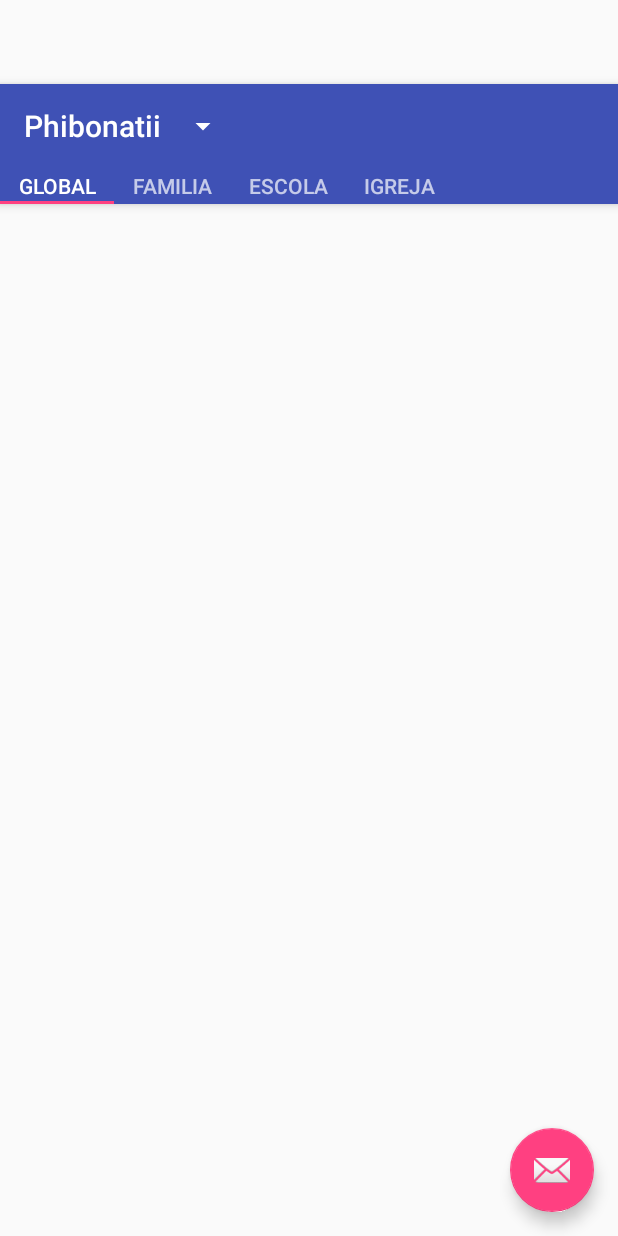
After one commit to dufarah73/phibonatii, an Android app: the layout activity_main.xml on its own in the app's theme, with its tools: preview values and no code run, on a phone screen of 412 x 824 dp. The commit adds this screen. Run offline under Robolectric (Android 15) with nearby library versions, the phone set to English and light mode, and no system bars.

Commit message:
refazendo main

```diff
--- a/app/src/main/java/br/com/phibonatii/phibonatii/LoginActivity.java
+++ b/app/src/main/java/br/com/phibonatii/phibonatii/LoginActivity.java
@@ -2,7 +2,6 @@ package br.com.phibonatii.phibonatii;
 
 import android.content.Context;
 import android.content.Intent;
-import android.graphics.Color;
 import android.os.Bundle;
 import android.support.v7.app.AppCompatActivity;
 import android.view.View;
@@ -60,7 +59,7 @@ class ResponseLogin implements IResponseLogin {
             Toast.makeText(context, serverError, Toast.LENGTH_LONG).show();
         } else {
             Toast.makeText(context, token, Toast.LENGTH_LONG).show();
-            Intent intent = new Intent(app, DesktopActivity.class);
+            Intent intent = new Intent(app, MainActivity.class);
             app.startActivity(intent);
         }
     }
--- /dev/null
+++ b/app/src/main/res/layout/activity_main.xml
@@ -0,0 +1,81 @@
+<?xml version="1.0" encoding="utf-8"?>
+<android.support.design.widget.CoordinatorLayout xmlns:android="http://schemas.android.com/apk/res/android"
+    xmlns:app="http://schemas.android.com/apk/res-auto"
+    xmlns:tools="http://schemas.android.com/tools"
+    android:id="@+id/main_content"
+    android:layout_width="match_parent"
+    android:layout_height="match_parent"
+    android:fitsSystemWindows="true"
+    tools:context=".MainActivity">
+
+    <android.support.design.widget.AppBarLayout
+        android:id="@+id/appbar"
+        android:layout_width="match_parent"
+        android:layout_height="wrap_content"
+        android:theme="@style/AppTheme.AppBarOverlay">
+
+        <android.support.v7.widget.Toolbar
+            android:id="@+id/toolbar"
+            android:layout_width="match_parent"
+            android:layout_height="?attr/actionBarSize"
+            android:layout_weight="1"
+            android:background="?attr/colorPrimary"
+            app:layout_scrollFlags="scroll|enterAlways"
+            app:popupTheme="@style/AppTheme.PopupOverlay"
+            app:title="@string/app_name">
+
+            <Spinner
+                android:id="@+id/spinner"
+                android:layout_width="wrap_content"
+                android:layout_height="wrap_content"
+                app:popupTheme="@style/AppTheme.PopupOverlay" />
+        </android.support.v7.widget.Toolbar>
+
+        <android.support.design.widget.TabLayout
+            android:id="@+id/tabs"
+            android:layout_width="match_parent"
+            android:layout_height="24dp"
+            app:tabMode="scrollable">
+
+            <android.support.design.widget.TabItem
+                android:id="@+id/tabItem1"
+                android:layout_width="wrap_content"
+                android:layout_height="wrap_content"
+                android:text="GLOBAL" />
+
+            <android.support.design.widget.TabItem
+                android:id="@+id/tabItem2"
+                android:layout_width="wrap_content"
+                android:layout_height="wrap_content"
+                android:text="FAMILIA" />
+
+            <android.support.design.widget.TabItem
+                android:id="@+id/tabItem3"
+                android:layout_width="wrap_content"
+                android:layout_height="wrap_content"
+                android:text="ESCOLA" />
+
+            <android.support.design.widget.TabItem
+                android:id="@+id/tabItem4"
+                android:layout_width="wrap_content"
+                android:layout_height="wrap_content"
+                android:text="IGREJA" />
+        </android.support.design.widget.TabLayout>
+
+    </android.support.design.widget.AppBarLayout>
+
+    <android.support.v4.view.ViewPager
+        android:id="@+id/container"
+        android:layout_width="match_parent"
+        android:layout_height="match_parent"
+        app:layout_behavior="@string/appbar_scrolling_view_behavior" />
+
+    <android.support.design.widget.FloatingActionButton
+        android:id="@+id/fab"
+        android:layout_width="wrap_content"
+        android:layout_height="wrap_content"
+        android:layout_gravity="end|bottom"
+        android:layout_margin="@dimen/fab_margin"
+        app:srcCompat="@android:drawable/ic_dialog_email" />
+
+</android.support.design.widget.CoordinatorLayout>
--- /dev/null
+++ b/app/src/main/res/values-w820dp/dimens.xml
@@ -0,0 +1,6 @@
+<resources>
+    <!-- Example customization of dimensions originally defined in res/values/dimens.xml
+         (such as screen margins) for screens with more than 820dp of available width. This
+         would include 7" and 10" devices in landscape (~960dp and ~1280dp respectively). -->
+    <dimen name="activity_horizontal_margin">64dp</dimen>
+</resources>
--- a/app/src/main/res/values/dimens.xml
+++ b/app/src/main/res/values/dimens.xml
@@ -2,4 +2,6 @@
     <!-- Default screen margins, per the Android Design guidelines. -->
     <dimen name="activity_horizontal_margin">16dp</dimen>
     <dimen name="activity_vertical_margin">16dp</dimen>
+    <dimen name="fab_margin">16dp</dimen>
+    <dimen name="appbar_padding_top">8dp</dimen>
 </resources>
--- a/app/src/main/res/values/strings.xml
+++ b/app/src/main/res/values/strings.xml
@@ -4,6 +4,7 @@
     <string name="activity_change_password_name">Change Password</string>
     <string name="activity_join_name">Join</string>
     <string name="activity_desktop">*</string>
+    <string name="activity_main">Dashboard</string>
 
     <string name="button_login">Login</string>
     <string name="button_change_password">Change Password</string>
@@ -28,5 +29,7 @@
     <string name="text_information_change_password">If forgot password:</string>
     <string name="text_information_join">If nickname is not registred:</string>
     <string name="text_information_join2">Make sure the ALL 5 data entered above is typed correctly. They can NEVER MORE be changed again.</string>
+    <string name="action_settings">Settings</string>
+    <string name="section_format">Hello World from section: %1$d</string>
 
 </resources>
--- a/app/src/main/res/values/styles.xml
+++ b/app/src/main/res/values/styles.xml
@@ -8,4 +8,13 @@
         <item name="colorAccent">@color/colorAccent</item>
     </style>
 
+    <style name="AppTheme.NoActionBar">
+        <item name="windowActionBar">false</item>
+        <item name="windowNoTitle">true</item>
+    </style>
+
+    <style name="AppTheme.AppBarOverlay" parent="ThemeOverlay.AppCompat.Dark.ActionBar" />
+
+    <style name="AppTheme.PopupOverlay" parent="ThemeOverlay.AppCompat.Light" />
+
 </resources>
```
Also changed, not shown: app/src/main/AndroidManifest.xml (+7 -4 lines), app/src/main/java/br/com/phibonatii/phibonatii/MainActivity.java (added, +217 -0 lines), app/src/main/res/layout/fragment_main.xml (added, +17 -0 lines), app/src/main/res/menu/menu_main.xml (added, +21 -0 lines).
